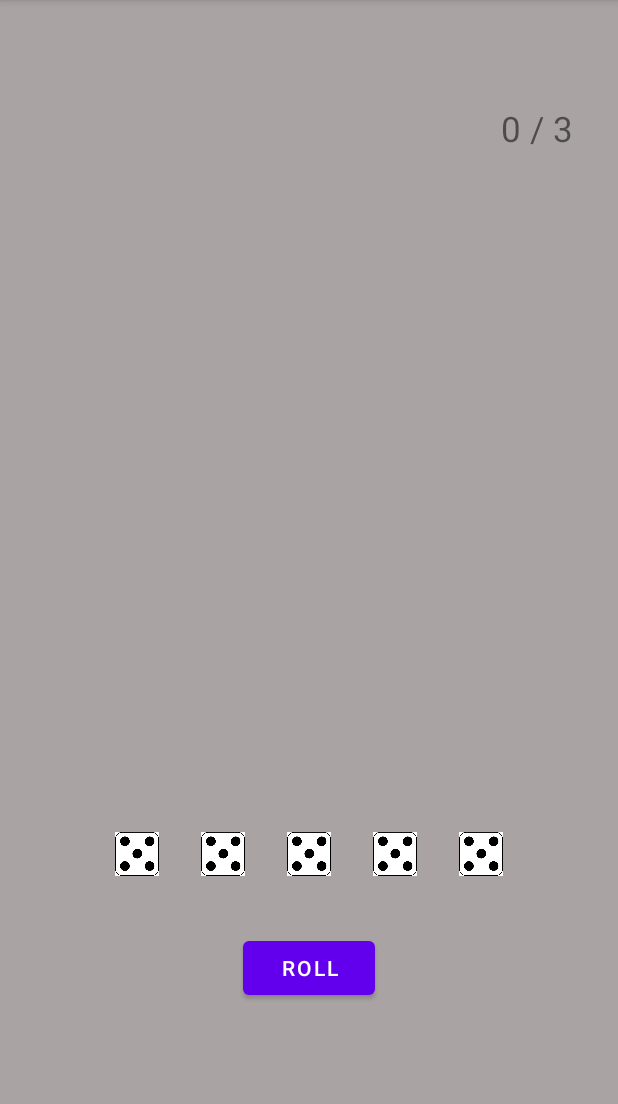
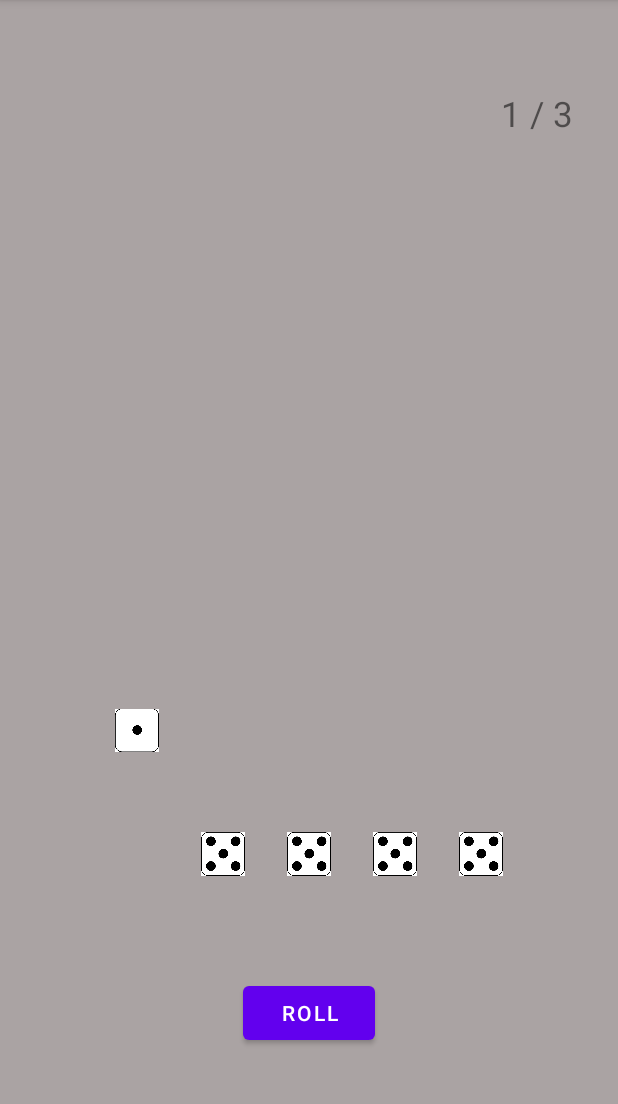
Before and after one commit to choius323/YachtGame, an Android app: the screen it shows after launch (MainActivity), after a tap on "ROLL", on a phone screen of 412 x 824 dp, the part 84-1188 px from its top. Run offline under Robolectric (Android 15) with nearby library versions, the phone set to English and light mode, and no system bars; 1 other tap on this screen came first.

Commit message:
Fix roll and keep animation

```diff
--- a/app/src/main/java/com/example/yachtgame/Dices.java
+++ b/app/src/main/java/com/example/yachtgame/Dices.java
@@ -1,8 +1,6 @@
 package com.example.yachtgame;
 
 import android.content.Context;
-import android.os.Handler;
-import android.view.LayoutInflater;
 import android.view.animation.Animation;
 import android.view.animation.AnimationUtils;
 import android.widget.ImageView;
@@ -11,7 +9,7 @@ import java.util.Random;
 
 public class Dices {
     //주사위 각각의 정보
-    class DiceInfo {
+    static class DiceInfo {
         int value; //주사위 눈 값
         Boolean keep; //킵하는지 저장
         int id;
@@ -22,29 +20,27 @@ public class Dices {
             id = imageView.getId();
             value = 1;
             keep = false;
+            imageView.setImageResource(R.drawable.dice1);
         }
     }
 
     Context context;
-
+    // 굴리기 애니메이션
     final Animation anim1;
-    final Animation anim2;
-
+    // 주사위 뷰 시작위치, 이동 거리
+    static float beginDiceY, moveDiceY;
+    // 주사위 갯수
     protected static final int diceNumber = 5;
+    // 굴리는 횟수
     private int rollCount = 0;
     // 주사위 값 저장
     static int[] value;
-    DiceInfo dice[];
+    DiceInfo[] dice;
 
     public Dices(Context context) {
         value = new int[diceNumber];
-
         anim1 = AnimationUtils.loadAnimation(context, R.anim.rotate);
-        anim2 = AnimationUtils.loadAnimation(context, R.anim.rotate);
         this.context = context;
-        // 메인에 다이스 뷰 등록
-        LayoutInflater inflater = (LayoutInflater) context.getSystemService(Context.LAYOUT_INFLATER_SERVICE);
-
         dice = new DiceInfo[diceNumber];
     }
 
@@ -53,41 +49,38 @@ public class Dices {
         dice[i] = new DiceInfo(imageView);
     }
 
-    public void rollDice() {
-        int i;
-        for (i = 0; i < diceNumber; i++) {
+    public int rollDice() {
+//        if (rollCount < 3){ // 테스트에서 임시 주석
+        for (int i = 0; i < diceNumber; i++) {
             if (dice[i].keep == false) {
                 Random rand = new Random();
                 int r = rand.nextInt(6) + 1;
-                Handler delayHandler = new Handler();
 
+                value[i] = r;
                 dice[i].imageView.startAnimation(anim1);
-                int finalI = i;
-                delayHandler.postDelayed(new Runnable() {
-                    @Override
-                    public void run() {
-                        dice[finalI].imageView.startAnimation(anim2);
-                    }
-                }, 250);
-                value[i] = r;
                 dice[i].imageView.setImageResource(context.getResources().getIdentifier("dice" + r, "drawable", "com.example.yachtgame"));
             }
         }
-//        if (rollCount == 3) {
-//            imageView.setY(870);
-//            dice[i].keep = false;
+        rollCount += 1;
+//            if (rollCount == 3) { // 테스트에서 임시 주석
+//                allDicesSetKeep();
+//            }
 //        }
+
+        return rollCount;
     }
 
     //주사위 킵
     public void keepDice(ImageView diceView) {
         DiceInfo d = getDice(diceView.getId());
+        float y = d.imageView.getY();
+
         if (d.keep == true) {
             d.keep = false;
-            diceView.setY(870);
+            d.imageView.setY(y + moveDiceY);
         } else {
             d.keep = true;
-            diceView.setY(180);
+            d.imageView.setY(y - moveDiceY);
         }
     }
 
@@ -107,11 +100,13 @@ public class Dices {
         return new DiceInfo(null);
     }
 
-    public void addRollCount() {
-        rollCount += 1;
-    }
-
     public void resetRollCount() {
         rollCount = 0;
     }
+
+    public void allDicesSetKeep() {
+        for (int i = 0; i < diceNumber; i++) {
+            dice[i].keep = true;
+        }
+    }
 }
--- a/app/src/main/java/com/example/yachtgame/MainActivity.java
+++ b/app/src/main/java/com/example/yachtgame/MainActivity.java
@@ -1,9 +1,12 @@
 package com.example.yachtgame;
 
 import android.os.Bundle;
+import android.util.DisplayMetrics;
 import android.view.View;
 import android.widget.Button;
 import android.widget.ImageButton;
+import android.widget.ImageView;
+import android.widget.TextView;
 
 import androidx.appcompat.app.AppCompatActivity;
 
@@ -11,6 +14,7 @@ public class MainActivity extends AppCompatActivity {
 
     private Button btnRoll;
     private ImageButton btnReset;
+    private TextView rollTextView;
     private Dices dices;
 
     @Override
@@ -18,17 +22,45 @@ public class MainActivity extends AppCompatActivity {
         super.onCreate(savedInstanceState);
         setContentView(R.layout.activity_main);
 
+        btnRoll = findViewById(R.id.btnRoll);
+        rollTextView = findViewById(R.id.tvRollCount);
+        btnReset = findViewById(R.id.btnReset);
+
         dices = new Dices(getApplicationContext());
-        for(int i=0;i<Dices.diceNumber;i++) {
+        for (int i = 0; i < Dices.diceNumber; i++) {
             int id = getResources().getIdentifier("dice" + (i + 1), "id", "com.example.yachtgame");
             dices.addDice(i, findViewById(id));
         }
 
-        btnRoll =  findViewById(R.id.btnRoll);
-        btnReset =  findViewById(R.id.btnReset);
+        DisplayMetrics metrics = new DisplayMetrics();
+        getWindowManager().getDefaultDisplay().getMetrics(metrics);
+        Dices.beginDiceY = findViewById(R.id.dice1).getY();
+        Dices.moveDiceY = (float) (metrics.heightPixels * 0.1);
     }
 
-    // 하단바 제거
+    // 점수판 클릭(점수 입력)
+    public void onClickScore(View view) {
+        dices.resetRollCount();
+    }
+
+    // 주사위 클릭(킵 설정)
+    public void onClickDice(View view) {
+        dices.keepDice((ImageView) view);
+    }
+
+    public void rollDices(View view) {
+        int rollCount = dices.rollDice();
+        rollTextView.setText(rollCount + " / 3");
+    }
+
+    // 게임 리셋 버튼 클릭
+    public void resetGame(View view) {
+        // 주사위 초기화
+        dices = new Dices(getApplicationContext());
+        // 스코어 보드 초기화
+    }
+
+    // 전체화면 모드
     @Override
     public void onWindowFocusChanged(boolean hasFocus) {
         super.onWindowFocusChanged(hasFocus);
@@ -42,22 +74,4 @@ public class MainActivity extends AppCompatActivity {
                             | View.SYSTEM_UI_FLAG_IMMERSIVE_STICKY);
         }
     }
-
-    // 점수판 클릭(점수 입력)
-    public void onClickScore(View view) {
-
-    }
-
-    // 주사위 클릭(킵 설정)
-    public void onClickDice(View view) {
-
-    }
-
-    public void rollDices(View view) {
-        dices.rollDice();
-    }
-
-    public void resetGame(View view){
-
-    }
 }
--- a/app/src/main/res/anim/rotate.xml
+++ b/app/src/main/res/anim/rotate.xml
@@ -1,18 +1,26 @@
 <?xml version="1.0" encoding="utf-8"?>
-<set xmlns:android="http://schemas.android.com/apk/res/android">
+<set xmlns:android="http://schemas.android.com/apk/res/android"
+    android:interpolator="@android:anim/accelerate_decelerate_interpolator">
     <rotate
-        android:interpolator="@android:anim/linear_interpolator"
-        android:repeatCount="0"
-        android:duration="600"
+        android:repeatCount="1"
+        android:duration="400"
         android:pivotX="50%"
         android:pivotY="50%"
         android:fromDegrees="0"
         android:toDegrees="360" />
     <translate
         android:repeatCount="0"
-        android:duration="300"
+        android:duration="400"
         android:fromXDelta="0"
         android:toXDelta="0"
         android:fromYDelta="0"
-        android:toYDelta="-300%" />
+        android:toYDelta="-200%" />
+    <translate
+        android:startOffset="400"
+        android:repeatCount="0"
+        android:duration="400"
+        android:fromXDelta="0"
+        android:toXDelta="0"
+        android:fromYDelta="0"
+        android:toYDelta="200%" />
 </set>
--- a/app/src/main/res/layout/activity_main.xml
+++ b/app/src/main/res/layout/activity_main.xml
@@ -256,7 +256,7 @@
         android:layout_alignBottom="@id/dice3"
         android:layout_centerHorizontal="true"
         android:layout_marginEnd="176dp"
-        android:layout_marginBottom="-80sp"
+        android:layout_marginBottom="-110sp"
         android:onClick="rollDices"
         android:text="roll" />
 
@@ -278,7 +278,7 @@
         android:layout_height="wrap_content"
         android:layout_alignTop="@id/scoreTable"
         android:layout_alignEnd="@id/scoreTable"
-        android:layout_marginTop="-30sp"
+        android:layout_marginTop="-40sp"
         android:text="0 / 3"
         android:textSize="23sp" />
 </RelativeLayout>
--- a/app/src/main/res/values/styles.xml
+++ b/app/src/main/res/values/styles.xml
@@ -1,6 +1,7 @@
 <resources>
 
     <style name="Widget.Theme.YachtGame.ActionBar.Fullscreen" parent="Widget.AppCompat.ActionBar">
+        <item name="windowNoTitle">true</item>
         <item name="android:background">@color/black_overlay</item>
     </style>
 
--- a/app/src/main/res/values/themes.xml
+++ b/app/src/main/res/values/themes.xml
@@ -15,8 +15,7 @@
     </style>
 
     <style name="Theme.YachtGame.Fullscreen" parent="Theme.YachtGame">
-        <item name="android:actionBarStyle">@style/Widget.Theme.YachtGame.ActionBar.Fullscreen
-        </item>
+        <item name="android:actionBarStyle">@style/Widget.Theme.YachtGame.ActionBar.Fullscreen</item>
         <item name="android:windowActionBarOverlay">true</item>
         <item name="android:windowBackground">@null</item>
     </style>
```
Also changed, not shown: app/src/main/res/anim/rotate2.xml (deleted, +0 -19 lines).
